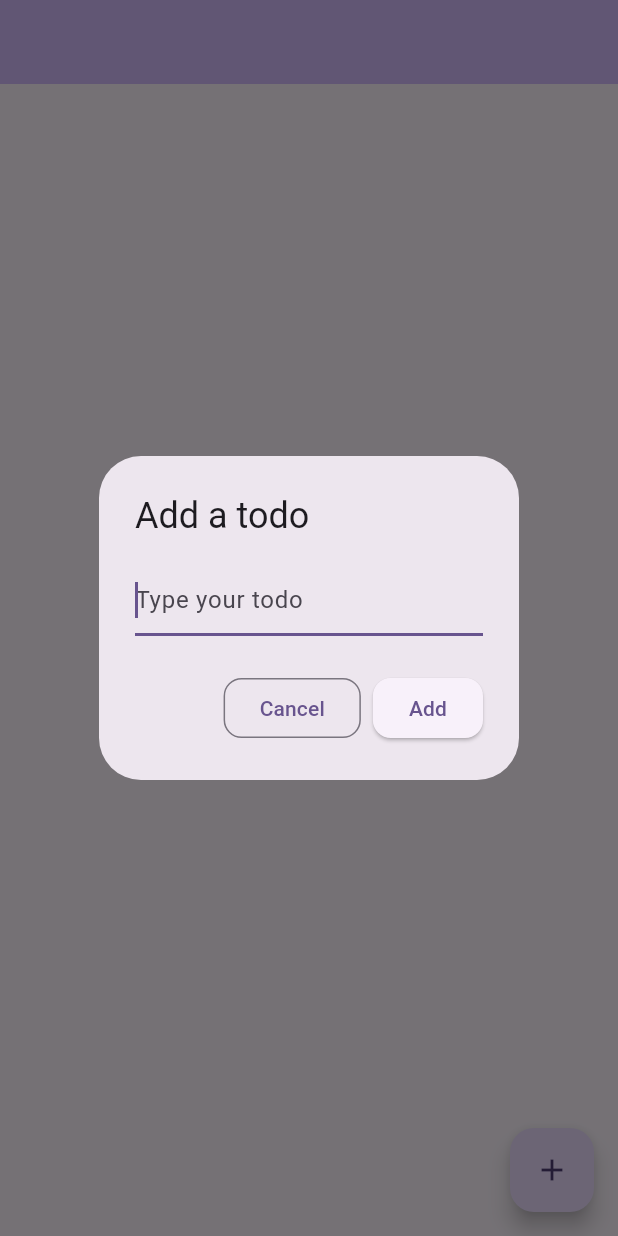
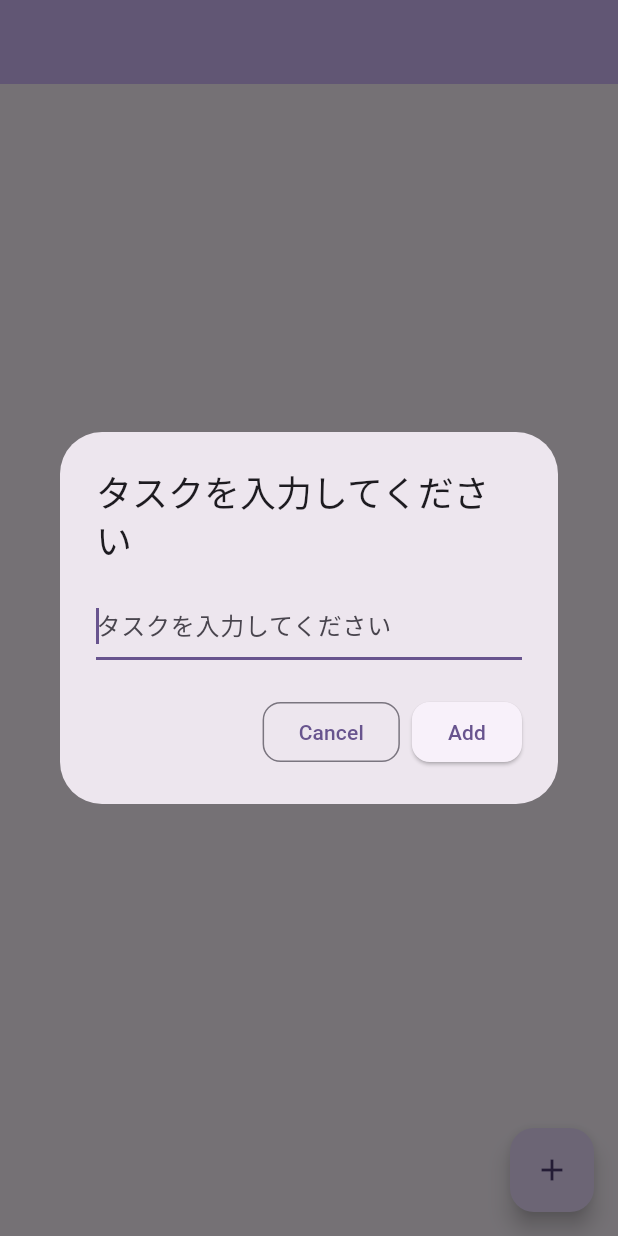
Before and after one commit to Yuki56738/todo-app, a Flutter app: the screen it shows after launch, after a tap on the "add" icon, on a phone screen of 412 x 824 dp. Run offline on Flutter 3.47's test engine with Material 3 defaults, Android fonts, the light colour scheme and no system bars.

Commit message:
日本語化

```diff
--- a/lib/main.dart
+++ b/lib/main.dart
@@ -112,10 +112,10 @@
       // T: false,
       builder: (BuildContext context) {
         return AlertDialog(
-          title: const Text('Add a todo'),
+          title: const Text('タスクを入力してください'),
           content: TextField(
             controller: _textFieldController,
-            decoration: const InputDecoration(hintText: 'Type your todo'),
+            decoration: const InputDecoration(hintText: 'タスクを入力してください'),
             autofocus: true,
           ),
           actions: <Widget>[
```
